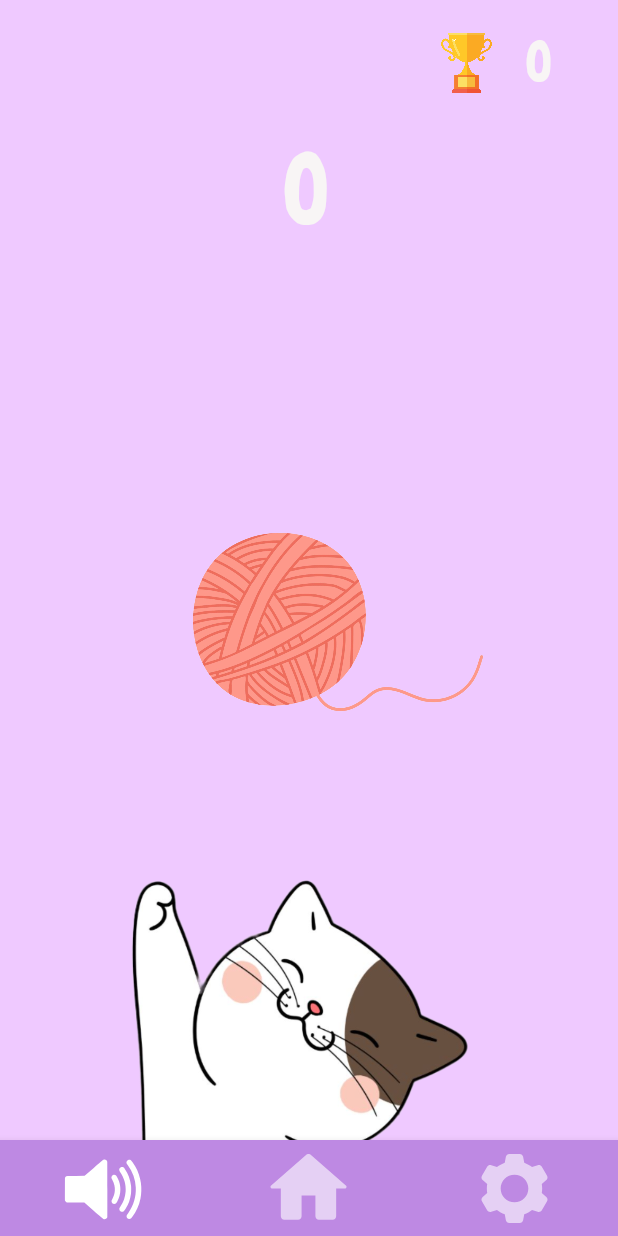
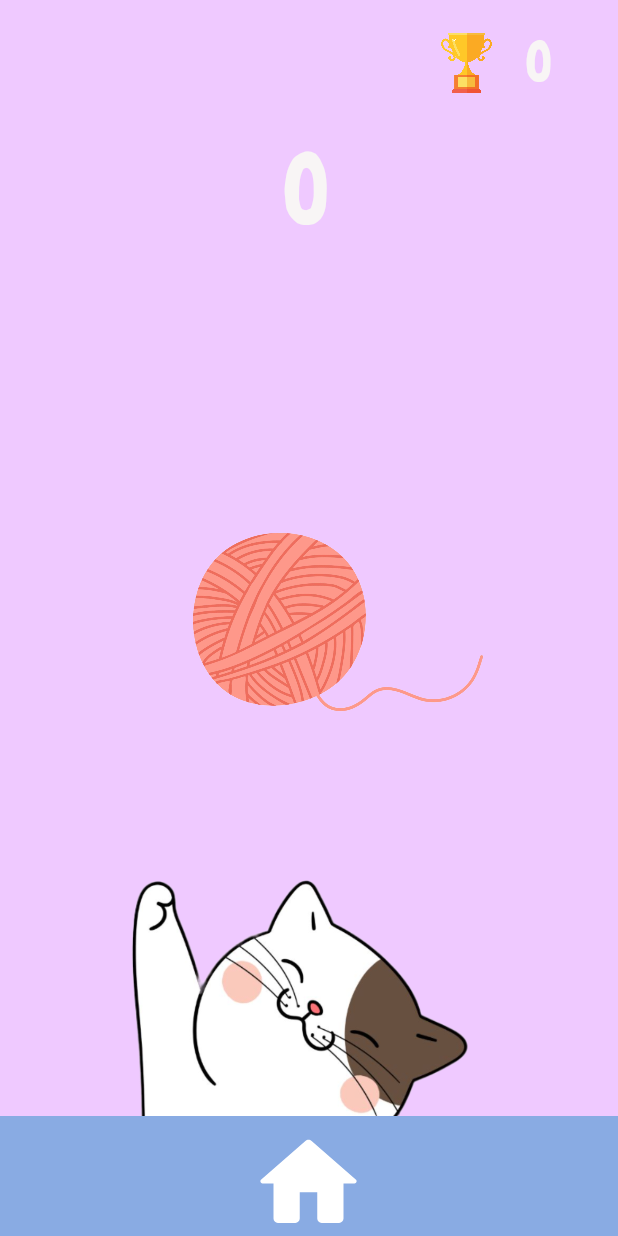
Before and after one commit to Isa2604/Lab.DisMov, an Android app: the CatBounce screen opened directly, with no data from a screen before it, on a phone screen of 412 x 824 dp. Run offline under Robolectric (Android 15) with nearby library versions, the phone set to English and light mode, and no system bars.

Commit message:
Boton en catbounce

```diff
--- a/app/src/main/java/com/example/playground/CatBounce.java
+++ b/app/src/main/java/com/example/playground/CatBounce.java
@@ -1,9 +1,11 @@
 package com.example.playground;
 
+import android.content.Intent;
 import android.os.Bundle;
 import android.os.Handler;
 import android.view.MotionEvent;
 import android.view.View;
+import android.widget.Button;
 import android.widget.ImageView;
 import android.widget.TextView;
 import android.widget.Toast;
@@ -39,32 +41,6 @@ public class CatBounce extends AppCompatActivity {
 
 
         getSupportActionBar().hide();
-
-        bottomNavigationView = findViewById(R.id.nav_view);
-
-        bottomNavigationView.setOnNavigationItemSelectedListener(new BottomNavigationView.OnNavigationItemSelectedListener() {
-            @Override
-            public boolean onNavigationItemSelected(@NonNull MenuItem item) {
-                switch (item.getItemId()) {
-                    case R.id.navigation_notifications:
-                        // Acción para el ítem de notificaciones (sonido)
-                        // Agrega aquí el código que deseas ejecutar cuando se haga clic en el ítem de notificaciones
-                        Toast.makeText(CatBounce.this, "Sonido seleccionado", Toast.LENGTH_SHORT).show();
-                        return true;
-                    case R.id.navigation_home:
-                        // Acción para el ítem de inicio (home)
-                        // Agrega aquí el código que deseas ejecutar cuando se haga clic en el ítem de inicio
-                        Toast.makeText(CatBounce.this, "Inicio seleccionado", Toast.LENGTH_SHORT).show();
-                        return true;
-                    case R.id.navigation_dashboard:
-                        // Acción para el ítem de dashboard (ajustes)
-                        // Agrega aquí el código que deseas ejecutar cuando se haga clic en el ítem de ajustes
-                        Toast.makeText(CatBounce.this, "Ajustes seleccionados", Toast.LENGTH_SHORT).show();
-                        return true;
-                }
-                return false;
-            }
-        });
 
         ballImageView = findViewById(R.id.ball);
         scoreTextView = findViewById(R.id.scoreTextView);
@@ -102,7 +78,22 @@ public class CatBounce extends AppCompatActivity {
             }
         });
 
+
+
         handler = new Handler();
+
+        // Obtener referencias a los boton
+        Button button13 = findViewById(R.id.button13);
+
+        // Configurar OnClickListener para el button13
+        button13.setOnClickListener(new View.OnClickListener() {
+            @Override
+            public void onClick(View v) {
+                // Crear un Intent para iniciar la actividad MainActivity
+                Intent intent = new Intent(CatBounce.this, MainActivity.class);
+                startActivity(intent);
+            }
+        });
     }
 
     private void updateHighScore() {
--- a/app/src/main/res/layout/catbounce_layout.xml
+++ b/app/src/main/res/layout/catbounce_layout.xml
@@ -65,21 +65,26 @@
         android:textColor="#F8F5F5"
         android:textSize="40sp" />
 
-    <com.google.android.material.bottomnavigation.BottomNavigationView
-        android:id="@+id/nav_view"
-        style="@style/BottomNavigationStyle"
-        android:layout_width="match_parent"
-        android:layout_height="64dp"
-        android:layout_alignParentStart="true"
+
+    <View
+        android:id="@+id/view2"
+        android:layout_width="wrap_content"
+        android:layout_height="80dp"
         android:layout_alignParentBottom="true"
-        android:layout_marginStart="0dp"
-        android:layout_marginBottom="0dp"
-        android:background="#BE89E3"
-        app:itemIconSize="55dp"
-        app:labelVisibilityMode="unlabeled"
+        android:background="@color/azul_logos"
         app:layout_constraintBottom_toBottomOf="parent"
-        app:layout_constraintHorizontal_bias="0.0"
-        app:layout_constraintLeft_toLeftOf="parent"
-        app:layout_constraintRight_toRightOf="parent"
-        app:menu="@menu/bottom_nav_menu" />
+        app:layout_constraintEnd_toEndOf="parent"
+        app:layout_constraintStart_toStartOf="parent" />
+
+    <Button
+        android:id="@+id/button13"
+        android:layout_width="70dp"
+        android:layout_height="70dp"
+        android:layout_alignParentBottom="true"
+        android:layout_centerInParent="true"
+        android:background="@drawable/ic_home"
+        app:backgroundTint="@null"
+        app:layout_constraintBottom_toBottomOf="@+id/view2"
+        app:layout_constraintEnd_toEndOf="parent"
+        app:layout_constraintStart_toStartOf="@+id/view2" />
 </RelativeLayout>
```
